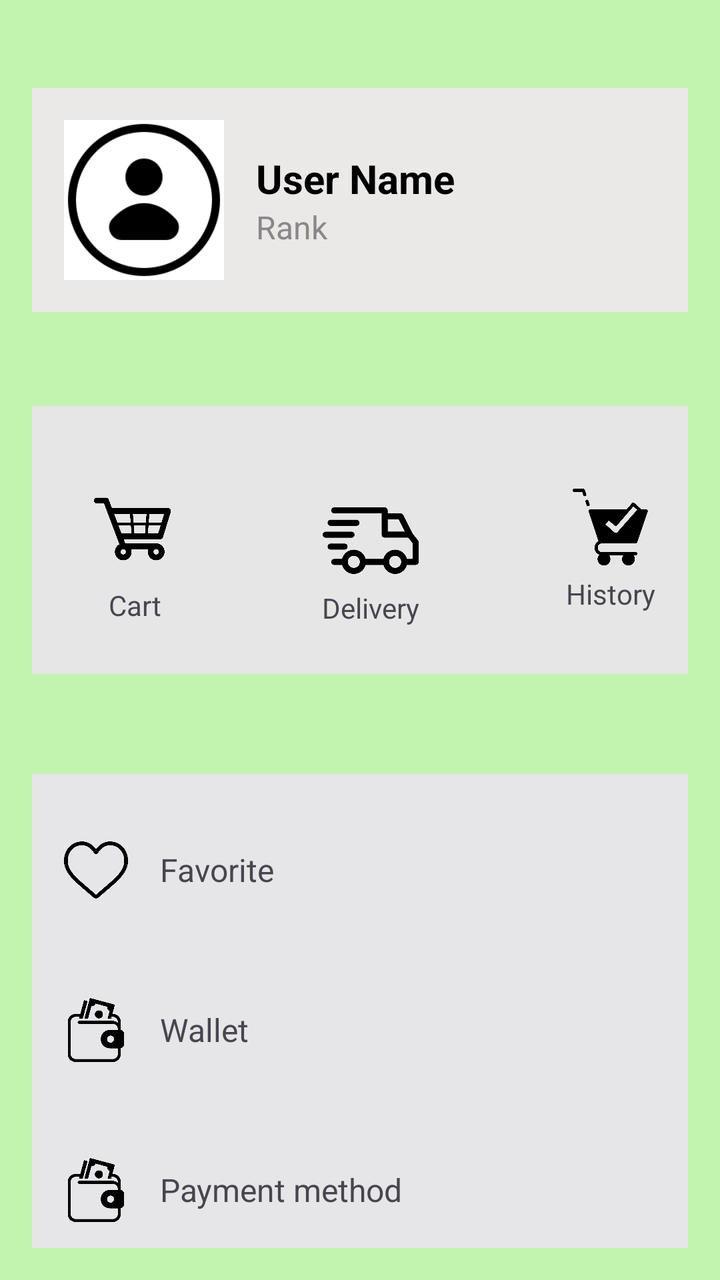
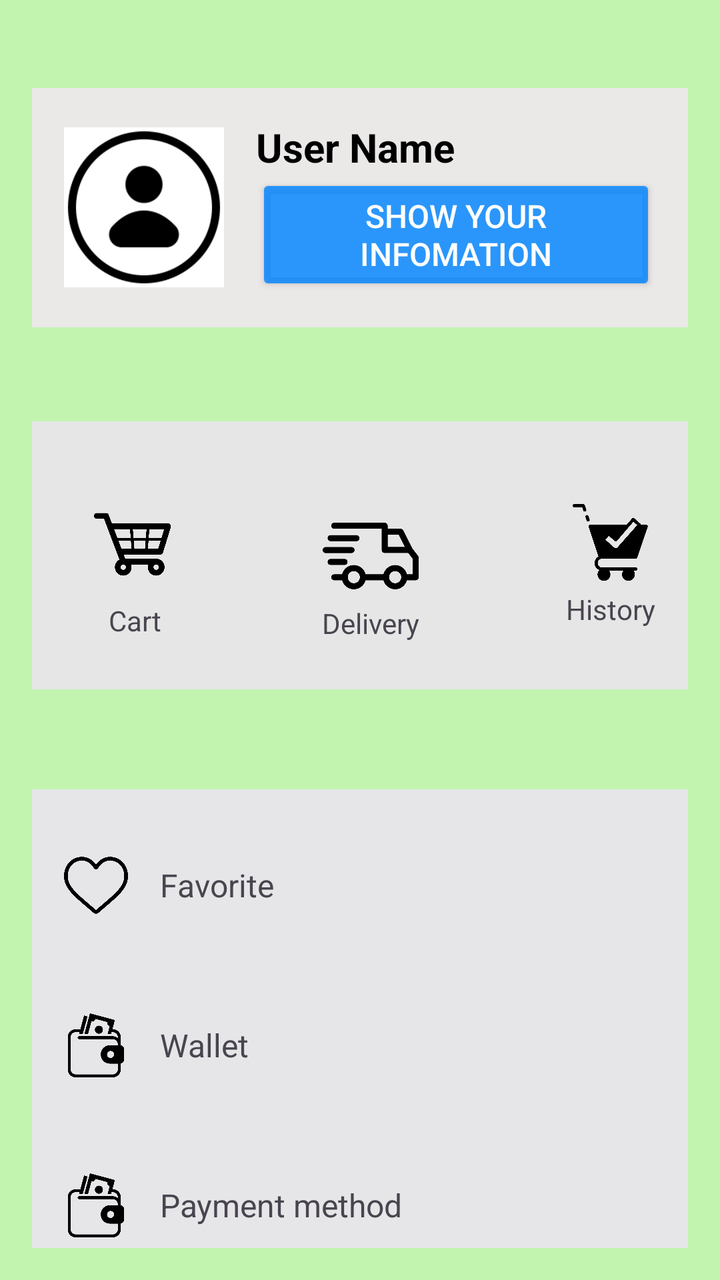

Compare the two renders of this Android layout. The source of the first and the diff that turns it into the second are given below.
<!-- AndroidManifest.xml: application theme Theme.BookStore -->
<!-- res/layout/user_menu.xml -->
<androidx.constraintlayout.widget.ConstraintLayout xmlns:android="http://schemas.android.com/apk/res/android"
    xmlns:app="http://schemas.android.com/apk/res-auto"
    xmlns:tools="http://schemas.android.com/tools"
    android:layout_width="match_parent"
    android:layout_height="match_parent"
    android:padding="16dp">

    <LinearLayout
        android:id="@+id/linearLayout"
        android:layout_width="0dp"
        android:layout_height="wrap_content"
        android:layout_marginTop="28dp"
        android:background="#EBE8E8"
        android:gravity="center_vertical"
        android:orientation="horizontal"
        android:padding="16dp"
        app:layout_constraintEnd_toEndOf="parent"
        app:layout_constraintHorizontal_bias="0.0"
        app:layout_constraintStart_toStartOf="parent"
        app:layout_constraintTop_toTopOf="parent">

        <ImageView
            android:id="@+id/ava"
            android:layout_width="80dp"
            android:layout_height="80dp"
            android:layout_marginEnd="16dp"
            android:contentDescription="User avatar"
            android:src="@drawable/ava" />

        <LinearLayout
            android:layout_width="wrap_content"
            android:layout_height="wrap_content"
            android:gravity="center_vertical"
            android:orientation="vertical">

            <TextView
                android:id="@+id/username"
                android:layout_width="wrap_content"
                android:layout_height="wrap_content"
                android:text="User Name"
                android:textColor="#000"
                android:textSize="20sp"
                android:textStyle="bold" />

            <TextView
                android:id="@+id/rank"
                android:layout_width="wrap_content"
                android:layout_height="wrap_content"
                android:text="Rank"
                android:textColor="#888"
                android:textSize="16sp" />
        </LinearLayout>
    </LinearLayout>

    <LinearLayout
        android:id="@+id/linearLayoutMid"
        android:layout_width="383dp"
        android:layout_height="134dp"
        android:layout_marginStart="14dp"
        android:layout_marginTop="47dp"
        android:background="#E6E6E6"
        android:orientation="horizontal"
        android:padding="10dp"
        app:layout_constraintEnd_toEndOf="parent"
        app:layout_constraintStart_toStartOf="parent"
        app:layout_constraintTop_toBottomOf="@+id/linearLayout">

        <LinearLayout
            android:id="@+id/cartSection"
            android:layout_width="103dp"
            android:layout_height="122dp"
            android:layout_weight="1"
            android:gravity="center"
            android:orientation="vertical">

            <ImageView
                android:id="@+id/order"
                android:layout_width="48dp"
                android:layout_height="57dp"
                android:src="@drawable/cart" />

            <TextView
                android:layout_width="wrap_content"
                android:layout_height="wrap_content"
                android:text="Cart" />
        </LinearLayout>

        <LinearLayout
            android:id="@+id/storeSection"
            android:layout_width="92dp"
            android:layout_height="134dp"
            android:layout_weight="1"
            android:gravity="center"
            android:orientation="vertical">

            <ImageView
                android:layout_width="48dp"
                android:layout_height="48dp"
                android:src="@drawable/shipping" />

            <TextView
                android:layout_width="wrap_content"
                android:layout_height="wrap_content"
                android:text="Delivery" />
        </LinearLayout>

        <LinearLayout
            android:id="@+id/historySelection"
            android:layout_width="107dp"
            android:layout_height="120dp"
            android:layout_weight="1"
            android:gravity="center"
            android:orientation="vertical">

            <ImageView
                android:id="@+id/history"
                android:layout_width="48dp"
                android:layout_height="48dp"
                android:src="@drawable/history" />

            <TextView
                android:layout_width="wrap_content"
                android:layout_height="wrap_content"
                android:text="History" />
        </LinearLayout>
    </LinearLayout>

    <LinearLayout
        android:layout_width="381dp"
        android:layout_height="443dp"
        android:layout_marginTop="50dp"
        android:background="#E6E6E9"
        android:orientation="vertical"
        app:layout_constraintEnd_toEndOf="parent"
        app:layout_constraintHorizontal_bias="0.0"
        app:layout_constraintStart_toStartOf="parent"
        app:layout_constraintTop_toBottomOf="@+id/linearLayoutMid">

        
        <LinearLayout
            android:layout_width="match_parent"
            android:layout_height="wrap_content"
            android:layout_marginTop="16dp"
            android:gravity="center_vertical"
            android:orientation="horizontal"
            android:padding="16dp">

            <ImageView
                android:layout_width="32dp"
                android:layout_height="32dp"
                android:layout_marginEnd="16dp"
                android:src="@drawable/heart" />

            <TextView
                android:layout_width="wrap_content"
                android:layout_height="wrap_content"
                android:text="Favorite"
                android:textSize="16sp" />
        </LinearLayout>

        
        <LinearLayout
            android:layout_width="match_parent"
            android:layout_height="wrap_content"
            android:layout_marginTop="16dp"
            android:gravity="center_vertical"
            android:orientation="horizontal"
            android:padding="16dp">

            <ImageView
                android:layout_width="32dp"
                android:layout_height="32dp"
                android:layout_marginEnd="16dp"
                android:src="@drawable/wallet" />

            <TextView
                android:layout_width="wrap_content"
                android:layout_height="wrap_content"
                android:text="Wallet"
                android:textSize="16sp" />
        </LinearLayout>

        
        <LinearLayout
            android:layout_width="match_parent"
            android:layout_height="wrap_content"
            android:layout_marginTop="16dp"
            android:gravity="center_vertical"
            android:orientation="horizontal"
            android:padding="16dp">

            <ImageView
                android:layout_width="32dp"
                android:layout_height="32dp"
                android:layout_marginEnd="16dp"
                android:src="@drawable/wallet" />

            <TextView
                android:layout_width="wrap_content"
                android:layout_height="wrap_content"
                android:text="Payment method"
                android:textSize="16sp" />
        </LinearLayout>

        
        <LinearLayout
            android:layout_width="match_parent"
            android:layout_height="74dp"
            android:layout_marginTop="16dp"
            android:gravity="center_vertical"
            android:orientation="horizontal"
            android:padding="16dp">

            <ImageView
                android:layout_width="32dp"
                android:layout_height="32dp"
                android:layout_marginEnd="16dp"
                android:src="@drawable/star" />

            <TextView
                android:layout_width="wrap_content"
                android:layout_height="wrap_content"
                android:text="Evaluate"
                android:textSize="16sp" />
        </LinearLayout>

        <LinearLayout
            android:layout_width="match_parent"
            android:layout_height="65dp"
            android:layout_marginTop="16dp"
            android:gravity="center_vertical"
            android:orientation="horizontal"
            android:padding="16dp">

            <ImageView
                android:layout_width="32dp"
                android:layout_height="32dp"
                android:layout_marginEnd="16dp"
                android:src="@drawable/setting" />

            <TextView
                android:layout_width="wrap_content"
                android:layout_height="wrap_content"
                android:text="Setting"
                android:textSize="16sp" />
        </LinearLayout>
    </LinearLayout>

</androidx.constraintlayout.widget.ConstraintLayout>
<!-- resources referenced by this layout -->
<resources>
  <!-- drawable ava: png bitmap (drawable, 3052 bytes) -->
  <!-- drawable cart: png bitmap (drawable, 16990 bytes) -->
  <!-- drawable heart: png bitmap (drawable, 17743 bytes) -->
  <!-- drawable history: png bitmap (drawable, 26809 bytes) -->
  <!-- drawable setting: png bitmap (drawable, 13278 bytes) -->
  <!-- drawable shipping: png bitmap (drawable, 12976 bytes) -->
  <!-- drawable star: png bitmap (drawable, 25296 bytes) -->
  <!-- drawable wallet: png bitmap (drawable, 9030 bytes) -->
  <style name="Theme.BookStore" parent="Base.Theme.BookStore" />
  <style name="Base.Theme.BookStore" parent="Theme.Material3.DayNight.NoActionBar">
          
          
          <item name="android:windowBackground">#C2F4B0</item>
      </style>
</resources>

<!-- the commit's change to res/layout/user_menu.xml (unified diff, before → after) -->
@@ -42,12 +42,13 @@
                 android:textSize="20sp"
                 android:textStyle="bold" />
 
-            <TextView
-                android:id="@+id/rank"
-                android:layout_width="wrap_content"
-                android:layout_height="wrap_content"
-                android:text="Rank"
-                android:textColor="#888"
+            <Button
+                android:id="@+id/info"
+                android:layout_width="wrap_content"
+                android:layout_height="wrap_content"
+                android:backgroundTint="#D30385FF"
+                android:text="Show your infomation"
+                android:textColor="#FDFDFD"
                 android:textSize="16sp" />
         </LinearLayout>
     </LinearLayout>
